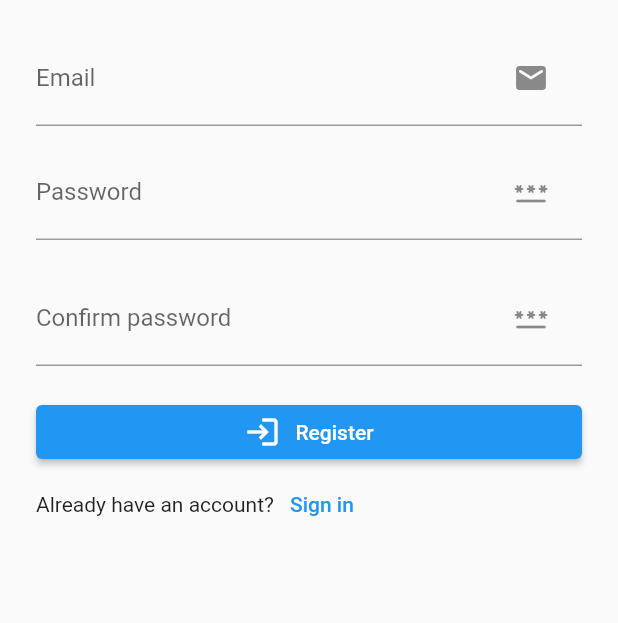
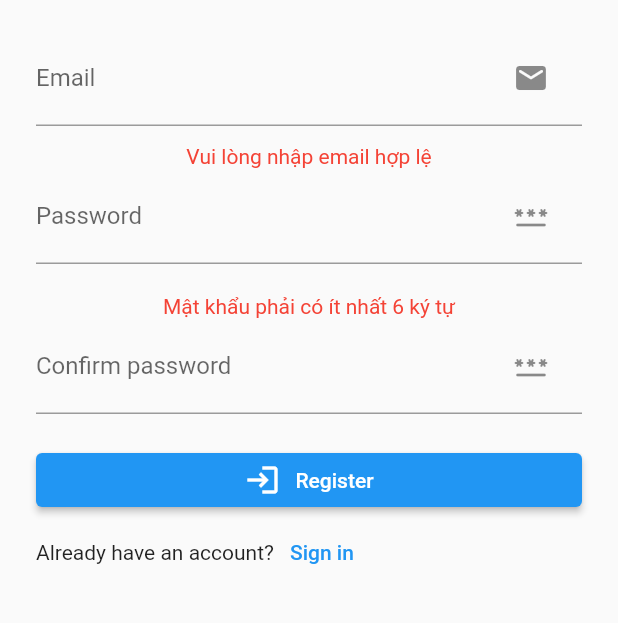
Before and after one commit to ntdat6310/lettutor_advanced_mobile, a Flutter app: the RegisterView screen opened by its route, after a tap on "Register", on a phone screen of 412 x 824 dp, the part 339-962 px from its top. Run offline on Flutter 3.47's test engine with Material 2 defaults, Android fonts, the phone set to English and light mode, and no system bars; our stand-ins replace dio, email_validator, flutter_secure_storage, flutter_svg, get; accounts and stored records are empty; network calls fail; statements that could not run were skipped.

Commit message:
feat: add forgot password, add register, add sign in case (email doesn't validate)

```diff
--- a/lib/app/core/constants/backend_environment.dart
+++ b/lib/app/core/constants/backend_environment.dart
@@ -9,6 +9,7 @@ class BackendEnvironment {
     return '/feedback/v2/$teacherId';
   }
   static String getListCourseWithSearchAndFilterAndPagination = '/course';
+  static String resetPasswordByEmail = '/user/forgotPassword';
 
   static Map<String, String> specialties = {
     'all': 'All',
--- a/lib/app/modules/register/register_controller.dart
+++ b/lib/app/modules/register/register_controller.dart
@@ -1,9 +1,83 @@
+import 'package:email_validator/email_validator.dart';
+import 'package:flutter/material.dart';
 import 'package:get/get.dart';
+import 'package:lettutor_advanced_mobile/app/data/models/auth/register_email_request.dart';
+import 'package:lettutor_advanced_mobile/app/modules/register/conponents/register_success_dialog.dart';
+
+import '../../data/services/auth_service.dart';
 
 class RegisterController extends GetxController {
-  //TODO: Implement RegisterController
+  final AuthService authService = Get.put(AuthService());
 
-  final count = 0.obs;
+  final emailController = TextEditingController();
+  final passwordController = TextEditingController();
+  final confirmPasswordController = TextEditingController();
+
+  final RxString emailError = ''.obs;
+  final RxString passwordError = ''.obs;
+  final RxString confirmPasswordError = ''.obs;
+  final RxBool isLoading = false.obs;
+
+  void validateAndSubmitRegister() async {
+    if (_validateInputs()) {
+      isLoading.value = true;
+
+      try {
+        int responseStatusCode = await authService.registerByEmail(
+            body: RegisterByEmailRequest(
+          email: emailController.text.trim(),
+          password: passwordController.text.trim(),
+        ));
+        if (responseStatusCode == 201) {
+          // Register success
+          Get.dialog(const RegisterSuccessDialog());
+        } else {
+          Get.snackbar(
+            "Register failed : Email is exist",
+            "Please enter another email",
+            duration: const Duration(seconds: 5),
+            backgroundColor: Colors.green,
+            colorText: Colors.white,
+          );
+        }
+      } catch (e) {
+        debugPrint(
+            "RegisterController.validateAndSubmitSignIn ${e.toString()}");
+      } finally {
+        isLoading.value = false;
+      }
+    }
+  }
+
+  bool _validateInputs() {
+    bool isValid = true;
+
+    if (!EmailValidator.validate(emailController.text.trim())) {
+      emailError.value = 'Vui lòng nhập email hợp lệ';
+      isValid = false;
+    } else {
+      emailError.value = '';
+    }
+
+    if (passwordController.text.trim().isEmpty ||
+        passwordController.text.trim().length < 6) {
+      passwordError.value = 'Mật khẩu phải có ít nhất 6 ký tự';
+      isValid = false;
+    } else {
+      passwordError.value = '';
+    }
+
+    if (confirmPasswordController.text.trim() !=
+        passwordController.text.trim()) {
+      confirmPasswordError.value = 'Mật khẩu không khớp';
+      isValid = false;
+    } else {
+      confirmPasswordError.value = '';
+    }
+
+    return isValid;
+  }
+
   @override
   void onInit() {
     super.onInit();
@@ -16,8 +90,11 @@ class RegisterController extends GetxController {
 
   @override
   void onClose() {
+    emailController.dispose();
+    passwordController.dispose();
+    confirmPasswordController.dispose();
+    // Có cần phải delete không?
+    Get.delete<RegisterController>();
     super.onClose();
   }
-
-  void increment() => count.value++;
 }
--- a/lib/app/modules/register/register_view.dart
+++ b/lib/app/modules/register/register_view.dart
@@ -9,8 +9,7 @@ import 'register_controller.dart';
 
 class RegisterView extends GetView<RegisterController> {
   RegisterView({Key? key}) : super(key: key);
-  final TextEditingController _emailController = TextEditingController();
-  final TextEditingController _passwordController = TextEditingController();
+  final RegisterController _registerController = Get.put(RegisterController());
 
   @override
   Widget build(BuildContext context) {
@@ -43,7 +42,7 @@ class RegisterView extends GetView<RegisterController> {
                         Container(
                           margin: const EdgeInsets.only(bottom: 12),
                           child: TextField(
-                            controller: _emailController,
+                            controller: _registerController.emailController,
                             decoration: const InputDecoration(
                                 labelText: 'Email',
                                 floatingLabelBehavior:
@@ -52,10 +51,18 @@ class RegisterView extends GetView<RegisterController> {
                                     icon: Icons.email_rounded)),
                           ),
                         ),
+                        Obx(() => Visibility(
+                              visible: _registerController
+                                  .emailError.value.isNotEmpty,
+                              child: Text(
+                                _registerController.emailError.value,
+                                style: const TextStyle(color: Colors.red),
+                              ),
+                            )),
                         Container(
                           margin: const EdgeInsets.only(bottom: 20),
                           child: TextField(
-                            controller: _passwordController,
+                            controller: _registerController.passwordController,
                             decoration: const InputDecoration(
                                 labelText: 'Password',
                                 floatingLabelBehavior:
@@ -65,10 +72,19 @@ class RegisterView extends GetView<RegisterController> {
                             obscureText: true,
                           ),
                         ),
+                        Obx(() => Visibility(
+                              visible: _registerController
+                                  .passwordError.value.isNotEmpty,
+                              child: Text(
+                                _registerController.passwordError.value,
+                                style: const TextStyle(color: Colors.red),
+                              ),
+                            )),
                         Container(
                           margin: const EdgeInsets.only(bottom: 20),
                           child: TextField(
-                            controller: _passwordController,
+                            controller:
+                                _registerController.confirmPasswordController,
                             decoration: const InputDecoration(
                                 labelText: 'Confirm password',
                                 floatingLabelBehavior:
@@ -78,8 +94,24 @@ class RegisterView extends GetView<RegisterController> {
                             obscureText: true,
                           ),
                         ),
-
-                        ElevatedButton(
+                        Obx(() => Visibility(
+                              visible: _registerController
+                                  .confirmPasswordError.value.isNotEmpty,
+                              child: Text(
+                                _registerController.confirmPasswordError.value,
+                                style: const TextStyle(color: Colors.red),
+                              ),
+                            )),
+                        Obx(() {
+                          if (_registerController.isLoading.value) {
+                            return Container(
+                              alignment: Alignment.center,
+                              child: const CircularProgressIndicator(
+                                color: Colors.blueAccent,
+                              ),
+                            );
+                          } else {
+                            return ElevatedButton(
                               child: Row(
                                 mainAxisAlignment: MainAxisAlignment.center,
                                 children: const <Widget>[
@@ -89,9 +121,11 @@ class RegisterView extends GetView<RegisterController> {
                                 ],
                               ),
                               onPressed: () {
-                            Get.offAll(Routes.MY_TAB_BAR);
+                                _registerController.validateAndSubmitRegister();
                               },
-                        ),
+                            );
+                          }
+                        }),
                         Row(
                           mainAxisAlignment: MainAxisAlignment.spaceBetween,
                           children: [
@@ -102,7 +136,7 @@ class RegisterView extends GetView<RegisterController> {
                                 TextButton(
                                   child: const Text('Sign in'),
                                   onPressed: () {
-                                    //TODO: Implement sign up logic
+                                    Get.back();
                                   },
                                 ),
                               ],
--- a/lib/app/modules/sign_in/sign_in_controller.dart
+++ b/lib/app/modules/sign_in/sign_in_controller.dart
@@ -27,14 +27,26 @@ class SignInController extends GetxController {
           email: emailController.text.trim(),
           password: passwordController.text.trim(),
         ));
-        if(responseStatusCode == 200){
+        if (responseStatusCode == 200) {
           // Navigate to the next screen after successful login
           // Get.offAll(() => MyTabBarView());
           Get.offAllNamed(Routes.COURSE);
-        }else{
-          Get.snackbar("Sign in failed", "Incorrect email or password",
-          backgroundColor: Colors.green,
-          colorText: Colors.white);
+        } else if (responseStatusCode == 400) {
+          Get.snackbar(
+            "Sign in failed : Incorrect email or password",
+            "Please retype your email or password",
+            backgroundColor: Colors.green,
+            colorText: Colors.white,
+            duration: const Duration(seconds: 5),
+          );
+        } else if (responseStatusCode == 500) {
+          Get.snackbar(
+            "Your email has not activated",
+            "Please activate your email before login",
+            backgroundColor: Colors.green,
+            colorText: Colors.white,
+            duration: const Duration(seconds: 5),
+          );
         }
       } catch (e) {
         // Show an error message if the sign-in fails
--- a/lib/app/routes/app_pages.dart
+++ b/lib/app/routes/app_pages.dart
@@ -6,6 +6,8 @@ import '../modules/course_detail/course_detail_binding.dart';
 import '../modules/course_detail/course_detail_view.dart';
 import '../modules/course_lesson/course_lesson_binding.dart';
 import '../modules/course_lesson/course_lesson_view.dart';
+import '../modules/forgot_password/forgot_password_binding.dart';
+import '../modules/forgot_password/forgot_password_view.dart';
 import '../modules/home/home_binding.dart';
 import '../modules/home/home_view.dart';
 import '../modules/meeting_video_conference/meeting_video_conference_binding.dart';
@@ -103,5 +105,10 @@ class AppPages {
       page: () => TestApiView(),
       binding: TestApiBinding(),
     ),
+    GetPage(
+      name: _Paths.FORGOT_PASSWORD,
+      page: () => ForgotPasswordView(),
+      binding: ForgotPasswordBinding(),
+    ),
   ];
 }
--- a/lib/app/routes/app_routes.dart
+++ b/lib/app/routes/app_routes.dart
@@ -16,6 +16,7 @@ abstract class Routes {
   static const REGISTER = _Paths.REGISTER;
   static const MY_TAB_BAR = _Paths.MY_TAB_BAR;
   static const TEST_API = _Paths.TEST_API;
+  static const FORGOT_PASSWORD = _Paths.FORGOT_PASSWORD;
 }
 
 abstract class _Paths {
@@ -33,4 +34,5 @@ abstract class _Paths {
   static const REGISTER = '/register';
   static const MY_TAB_BAR = '/my-tab-bar';
   static const TEST_API = '/test-api';
+  static const FORGOT_PASSWORD = '/forgot-password';
 }
```
Also changed, not shown: lib/app/data/services/auth_service.dart (+26 -5 lines), lib/app/modules/forgot_password/forgot_password_binding.dart (added, +12 -0 lines), lib/app/modules/forgot_password/forgot_password_controller.dart (added, +68 -0 lines), lib/app/modules/forgot_password/forgot_password_view.dart (added, +99 -0 lines), lib/app/modules/register/conponents/register_success_dialog.dart (added, +26 -0 lines), lib/app/modules/sign_in/sign_in_view.dart (+6 -2 lines). Lines whose indentation alone changed are shown as unchanged.
